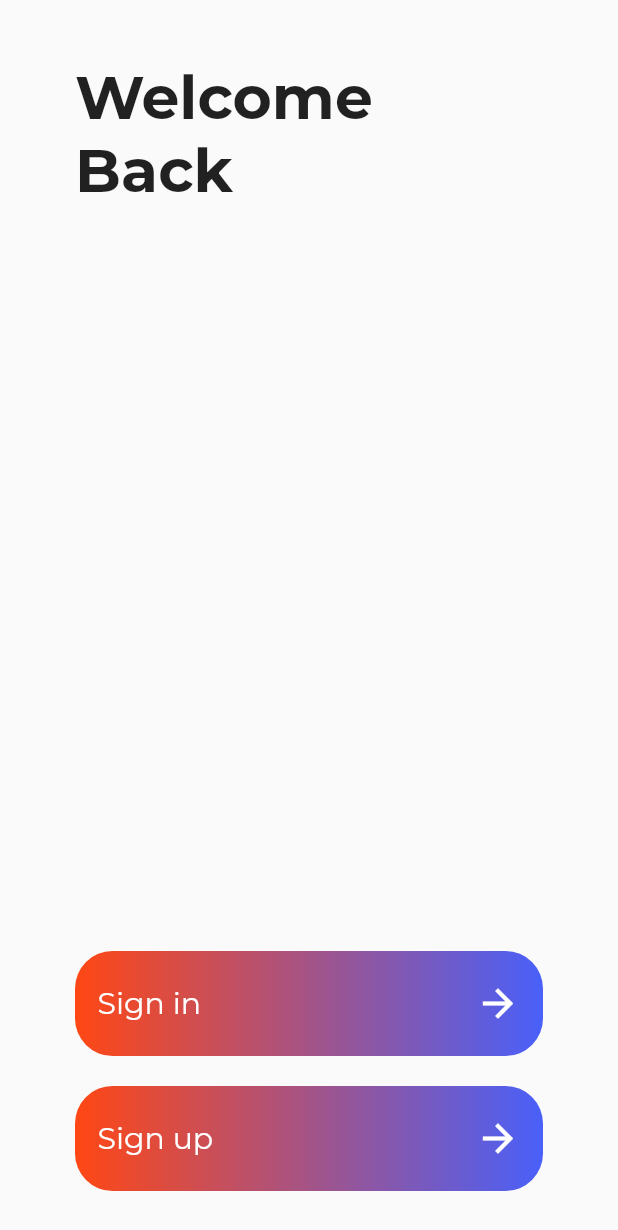
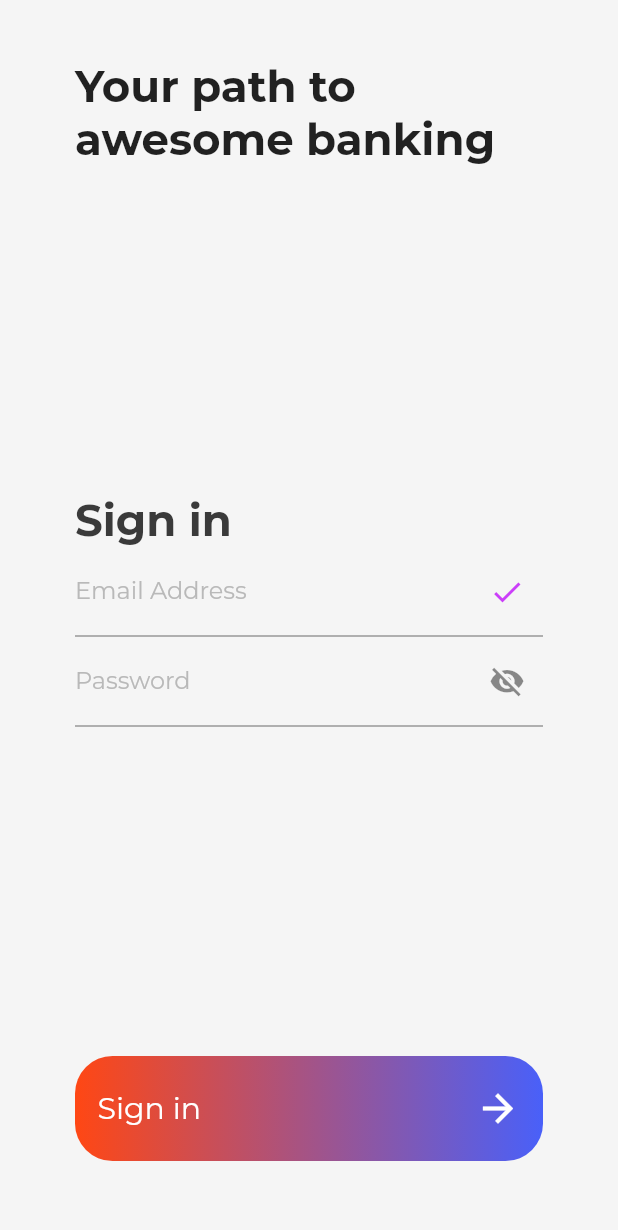
Before and after one commit to PLP-Dart-Projects/village-banking, a Flutter app: the screen it shows after launch, on a phone screen of 412 x 824 dp. Shown: the top 1230 px of the screen. Run offline on Flutter 3.47's test engine with Material 2 defaults, Android fonts, the phone set to English and light mode, and no system bars; our stand-ins replace email_validator; project files that could hold a hidden picture were left out.

Commit message:
Added user functionality to text fields in Sign in

```diff
--- a/lib/main.dart
+++ b/lib/main.dart
@@ -1,5 +1,6 @@
 import 'package:flutter/material.dart';
-import 'package:villagebanking/widgets/button.dart';
+import 'package:villagebanking/pages/signInPage.dart';
+import 'package:villagebanking/pages/welcomePage.dart';
 
 void main() {
   runApp(const MyApp());
@@ -11,50 +12,11 @@ class MyApp extends StatelessWidget {
   @override
   Widget build(BuildContext context) {
     return MaterialApp(
-      theme: ThemeData(fontFamily: 'Montserrat'),
-      home: const Home(),
+      theme: ThemeData(
+          fontFamily: 'Montserrat',
+          scaffoldBackgroundColor: const Color.fromRGBO(245, 245, 245, 1),
+      ),
+      home: const SignInPage(),
     );
   }
 }
-
-class Home extends StatelessWidget {
-  const Home({super.key});
-
-  @override
-  Widget build(BuildContext context) {
-    return Scaffold(
-      body: SafeArea(
-        child: Container(
-          padding: const EdgeInsets.only(
-            left: 50,
-            right: 50,
-            bottom: 30,
-          ),
-          child: const Column(
-            children: [
-              SizedBox(
-                height: 40,
-              ),
-              Text("Welcome Back",
-                style: TextStyle(
-                  fontSize: 40,
-                  fontWeight: FontWeight.bold,
-                ),
-              ),
-              Spacer(),
-              CustomButton(
-                title: "Sign in",
-              ),
-              SizedBox(
-                height: 20,
-              ),
-              CustomButton(
-                title: "Sign up",
-              )
-            ],
-          ),
-        ),
-      ),
-    );
-  }
-}
--- /dev/null
+++ b/lib/pages/signInPage.dart
@@ -0,0 +1,111 @@
+import 'package:email_validator/email_validator.dart';
+import 'package:flutter/material.dart';
+import 'package:villagebanking/widgets/button.dart';
+
+class SignInPage extends StatefulWidget {
+  const SignInPage({super.key});
+
+  @override
+  State<SignInPage> createState() => _SignInPageState();
+}
+
+class _SignInPageState extends State<SignInPage> {
+  bool passwordVisible = true;
+  bool isValid = true;
+
+  @override
+  void initState() {
+    super.initState();
+    passwordVisible = false;
+  }
+
+
+  @override
+  Widget build(BuildContext context) {
+    return Scaffold(
+      body: SafeArea(
+        child: Container(
+          padding: const EdgeInsets.only(
+            left: 50,
+            right: 50,
+            bottom: 30,
+          ),
+          child: Column(
+            crossAxisAlignment: CrossAxisAlignment.start,
+            children: [
+              const SizedBox(
+                height: 40,
+              ),
+              const Text("Your path to awesome banking",
+                style: TextStyle(
+                  fontSize: 29,
+                  fontWeight: FontWeight.bold,
+                ),
+              ),
+              const Spacer(),
+              const Text("Sign in",
+              style: TextStyle(
+                fontSize: 29,
+                fontWeight: FontWeight.bold,
+                color: Color.fromRGBO(58, 58, 58, 1)
+                ),
+              ),
+              TextField(
+                onChanged: (value) {
+                  setState(() {
+                    isValid = EmailValidator.validate(value);
+                  });
+                },
+                keyboardType: TextInputType.emailAddress,
+                  decoration: InputDecoration(
+                    hintText: 'design@test.com',
+                    hintStyle: const TextStyle(
+                        color: Color.fromRGBO(58, 58, 58, 1),
+                    ),
+                    label: const Text("Email Address",
+                    style: TextStyle(
+                      color: Color.fromRGBO(185, 185, 185, 1)
+                      ),
+                    ),
+                    suffixIcon: Icon( isValid? Icons.check_sharp:
+                    Icons.close_sharp,
+                      color: const Color.fromRGBO(203, 62, 249, 1),
+                    ),
+                  ),
+              ),
+              TextField(
+                  obscureText: passwordVisible,
+                  decoration: InputDecoration(
+                    label: const Text("Password",
+                    style: TextStyle(
+                      color: Color.fromRGBO(185, 185, 185, 1)
+                      ),
+                    ),
+                    suffixIcon: IconButton(
+                        onPressed: () {
+                          setState(() {
+                            passwordVisible = !passwordVisible;
+                          });
+                        },
+                        icon: Icon(passwordVisible? Icons.visibility_sharp :
+                        Icons.visibility_off_sharp
+                        ),
+                    )
+                  ),
+                keyboardType: TextInputType.visiblePassword,
+                textInputAction: TextInputAction.done,
+              ),
+              const Spacer(),
+              const CustomButtonGradient(
+                title: "Sign in",
+              ),
+              const SizedBox(
+                height: 20,
+              ),
+            ],
+          ),
+        ),
+      ),
+    );
+  }
+}
--- a/pubspec.yaml
+++ b/pubspec.yaml
@@ -35,6 +35,7 @@ dependencies:
   # The following adds the Cupertino Icons font to your application.
   # Use with the CupertinoIcons class for iOS style icons.
   cupertino_icons: ^1.0.2
+  email_validator: ^2.1.17
 
 dev_dependencies:
   flutter_test:
```
Also changed, not shown: lib/pages/welcomePage.dart (added, +44 -0 lines), lib/widgets/button.dart (+45 -2 lines), pubspec.lock.
